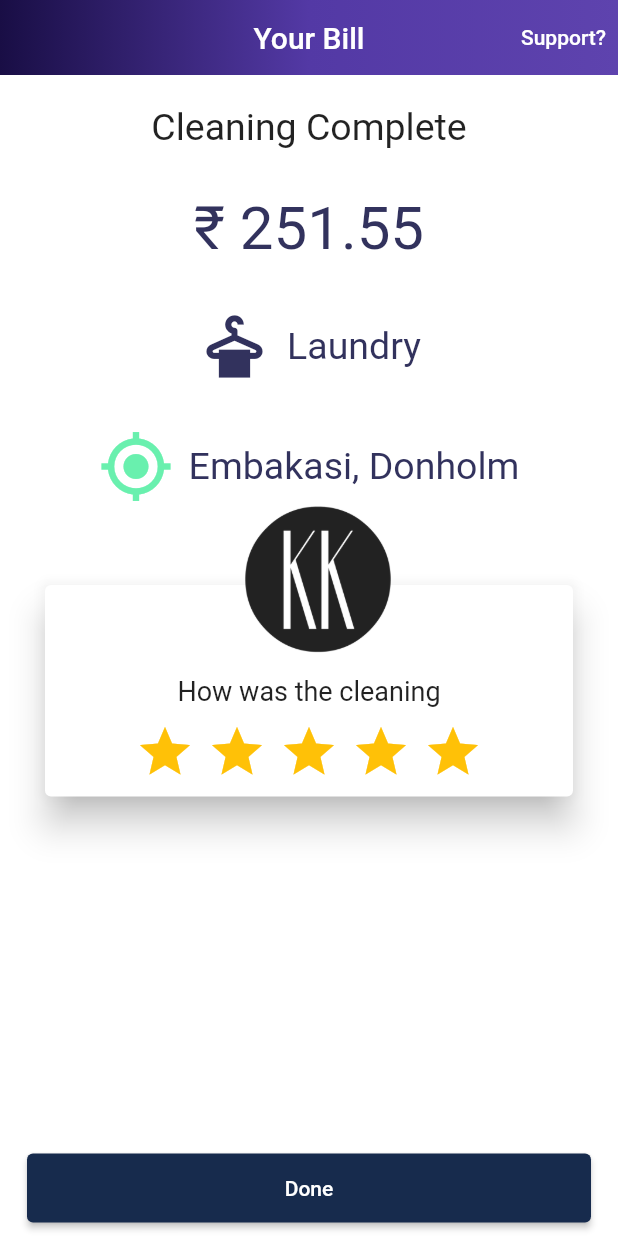
After one commit to Arthur-Ochieng/KKCleaners, a Flutter app: the ConfirmationPage screen opened directly, after a tap on "Schedule", on a phone screen of 412 x 824 dp. The commit adds this screen. Run offline on Flutter 3.47's test engine with Material 2 defaults, Android fonts, the phone set to English and light mode, and no system bars; drawn by our look-alikes of flutter_rating_bar; our stand-ins replace google_maps_flutter.

Commit message:
added checkout screen

```diff
--- /dev/null
+++ b/lib/screens/complete.dart
@@ -0,0 +1,201 @@
+import 'package:flutter/material.dart';
+import 'package:flutter_rating_bar/flutter_rating_bar.dart';
+
+class CompletePage extends StatefulWidget {
+  const CompletePage({Key? key}) : super(key: key);
+
+  @override
+  State<CompletePage> createState() => _CompletePageState();
+}
+
+class _CompletePageState extends State<CompletePage> {
+  @override
+  Widget build(BuildContext context) {
+    final Size _size = MediaQuery.of(context).size;
+    return Scaffold(
+      backgroundColor: Colors.white,
+      appBar: PreferredSize(
+        child: Container(
+          decoration: const BoxDecoration(
+            gradient: LinearGradient(colors: [
+              Color(0xff190E45),
+              Color(0xff5339A5),
+              Color(0xff5E43AE),
+            ]),
+          ),
+          child: AppBar(
+            elevation: 0,
+            backgroundColor: Colors.transparent,
+            automaticallyImplyLeading: false,
+            title: const Text("Your Bill"),
+            centerTitle: true,
+            actions: [
+              TextButton(
+                child: const Text(
+                  "Support?",
+                  style: TextStyle(color: Colors.white),
+                ),
+                onPressed: () {},
+              ),
+            ],
+          ),
+        ),
+        preferredSize: Size(_size.width, 50),
+      ),
+      body: Container(
+        height: _size.height,
+        width: _size.width,
+        padding: const EdgeInsets.symmetric(
+          horizontal: 18,
+        ),
+        child: Column(
+          children: [
+            Padding(
+              padding: const EdgeInsets.only(top: 20.0),
+              child: Row(
+                mainAxisAlignment: MainAxisAlignment.spaceEvenly,
+                children: const [
+                  //Image.asset("assets/images/KK.png"),
+                  Text(
+                    "Cleaning Complete",
+                    style: TextStyle(fontSize: 25),
+                  ),
+                ],
+              ),
+            ),
+            const SizedBox(
+              height: 30,
+            ),
+            const Text(
+              "\u20B9 251.55",
+              style: TextStyle(
+                fontSize: 40,
+                color: Color(0xff32325D),
+              ),
+            ),
+            const SizedBox(
+              height: 30,
+            ),
+            Row(
+              mainAxisAlignment: MainAxisAlignment.center,
+              children: const [
+                Icon(
+                  Icons.dry_cleaning,
+                  color: Color(0xff32325D),
+                  size: 50,
+                ),
+                SizedBox(
+                  width: 10,
+                ),
+                Text(
+                  "Laundry",
+                  style: TextStyle(
+                    fontSize: 25,
+                    color: Color(0xff32325D),
+                  ),
+                ),
+              ],
+            ),
+            const SizedBox(height: 30),
+            Row(
+              mainAxisAlignment: MainAxisAlignment.center,
+              children: const [
+                Icon(
+                  Icons.my_location,
+                  color: Colors.greenAccent,
+                  size: 50,
+                ),
+                SizedBox(
+                  width: 10,
+                ),
+                Text(
+                  "Embakasi, Donholm",
+                  style: TextStyle(
+                    fontSize: 25,
+                    color: Color(0xff32325D),
+                  ),
+                ),
+              ],
+            ),
+            Expanded(
+              child: Stack(
+                children: [
+                  Positioned(
+                    top: 50,
+                    left: 0,
+                    right: 0,
+                    child: Padding(
+                      padding: const EdgeInsets.symmetric(horizontal: 8.0),
+                      child: Card(
+                        elevation: 10,
+                        child: Column(
+                          children: [
+                            SizedBox(
+                              height: 60,
+                            ),
+                            Text(
+                              "How was the cleaning",
+                              style: TextStyle(fontSize: 18),
+                            ),
+                            SizedBox(
+                              height: 10,
+                            ),
+                            RatingBar.builder(
+                              initialRating: 5,
+                              minRating: 1,
+                              direction: Axis.horizontal,
+                              allowHalfRating: true,
+                              itemCount: 5,
+                              itemPadding: EdgeInsets.symmetric(horizontal: 4),
+                              itemBuilder: (context, _) => const Icon(
+                                Icons.star,
+                                color: Colors.amber,
+                              ),
+                              onRatingUpdate: (rating) {
+                                print(rating);
+                              },
+                            ),
+                            SizedBox(
+                              height: 10,
+                            ),
+                          ],
+                        ),
+                      ),
+                    ),
+                  ),
+                  Positioned(
+                    left: (_size.width * 0.5) - 62,
+                    child: ClipRRect(
+                      borderRadius: BorderRadius.circular(50),
+                      child: Image.asset(
+                        "assets/images/KK.png",
+                        width: 100,
+                        height: 100,
+                        fit: BoxFit.cover,
+                      ),
+                    ),
+                  ),
+                ],
+              ),
+            ),
+            Padding(
+              padding: const EdgeInsets.only(bottom: 8.0),
+              child: ElevatedButton(
+                onPressed: () {},
+                style: ElevatedButton.styleFrom(
+                  primary: Color(0xff172B4D),
+                ),
+                child: Padding(
+                  padding: const EdgeInsets.all(15),
+                  child: Center(
+                    child: Text("Done"),
+                  ),
+                ),
+              ),
+            ),
+          ],
+        ),
+      ),
+    );
+  }
+}
--- a/lib/screens/fragments/confirmation.dart
+++ b/lib/screens/fragments/confirmation.dart
@@ -1,5 +1,6 @@
 import 'dart:async';
 
+import 'package:cleaner/screens/complete.dart';
 import 'package:flutter/material.dart';
 import 'package:google_maps_flutter/google_maps_flutter.dart';
 
@@ -79,7 +80,7 @@ class _ConfirmationPageState extends State<ConfirmationPage> {
               right: 20,
               child: Card(
                 elevation: 8,
-                shape: RoundedRectangleBorder(
+                  shape: RoundedRectangleBorder(
                     borderRadius: BorderRadius.circular(0)),
                 child: Column(
                   mainAxisAlignment: MainAxisAlignment.center,
@@ -94,31 +95,31 @@ class _ConfirmationPageState extends State<ConfirmationPage> {
                             borderSide: BorderSide.none,
                           ),
                           prefixIcon: Icon(
-                            Icons.my_location,
+                            Icons.near_me,
                             color: Colors.black87,
                           ),
                           hintText: "Embakasi, Donholm",
                         ),
                       ),
                     ),
-                    const Divider(
-                      thickness: 0.5,
-                      color: Colors.black87,
-                    ),
-                    TextFormField(
-                      readOnly: true,
-                      decoration: const InputDecoration(
-                        contentPadding: EdgeInsets.only(left: 8),
-                        border: OutlineInputBorder(
-                          borderSide: BorderSide.none,
-                        ),
-                        prefixIcon: Icon(
-                          Icons.near_me,
-                          color: Colors.black87,
-                        ),
-                        hintText: "Nairobi, Kenya",
-                      ),
-                    ),
+                    // const Divider(
+                    //   thickness: 0.5,
+                    //   color: Colors.black87,
+                    // ),
+                    // TextFormField(
+                    //   readOnly: true,
+                    //   decoration: const InputDecoration(
+                    //     contentPadding: EdgeInsets.only(left: 8),
+                    //     border: OutlineInputBorder(
+                    //       borderSide: BorderSide.none,
+                    //     ),
+                    //     prefixIcon: Icon(
+                    //       Icons.near_me,
+                    //       color: Colors.black87,
+                    //     ),
+                    //     hintText: "Nairobi, Kenya",
+                    //   ),
+                    // ),
                   ],
                 ),
               ),
@@ -127,6 +128,7 @@ class _ConfirmationPageState extends State<ConfirmationPage> {
               left: 20,
               right: 20,
               bottom: 50,
+              height: 100,
               child: Card(
                 child: Row(
                   children: [
@@ -139,11 +141,11 @@ class _ConfirmationPageState extends State<ConfirmationPage> {
                               child: Row(
                                 children: const[
                                   Icon(
-                                    Icons.local_taxi,
+                                    Icons.dry_cleaning,
                                     color: Color(0xff3C2593),
                                   ),
                                   SizedBox(width: 8.0),
-                                  Text("Mini Ride")
+                                  Text("Laundry")
                                 ],
                               ),
                             ),
@@ -155,19 +157,19 @@ class _ConfirmationPageState extends State<ConfirmationPage> {
                           //   ),
                           //   title: Text("Mini Ride"),
                           // ),
-                          Padding(
+                          const Padding(
                             padding: EdgeInsets.only(
                               left: 16,
                               bottom: 10,
                             ),
-                            child: Text("4 people allowed"),
+                            // child: Text("4 people allowed"),
                           ),
-                          Padding(
+                          const Padding(
                             padding: EdgeInsets.only(
                               left: 16,
                               bottom: 10,
                             ),
-                            child: Text("Fare"),
+                            child: Text("Estimate"),
                           ),
                         ])),
                     Padding(
@@ -184,8 +186,8 @@ class _ConfirmationPageState extends State<ConfirmationPage> {
                           child: const Text("View Bill"),
                         ),
                         const Padding(
-                            padding: EdgeInsets.only(top: 16.0),
-                            child: Text("\u20B9 251.55")),
+                            padding: EdgeInsets.only(top: 20.0),
+                            child: Text("KSHS.251.55")),
                       ]),
                     )
                   ],
@@ -223,28 +225,33 @@ class _ConfirmationPageState extends State<ConfirmationPage> {
                         ),
                       ),
                       ElevatedButton(
-                        onPressed: () {},
-                        child: Container(
-                          height: 30,
-                          child: Row(
-                            children: const [
-                              Icon(Icons.arrow_forward),
-                              SizedBox(width: 5),
-                              Text("Ride Now"),
-                            ],
-                          ),
+                        onPressed: () {
+                          Navigator.push(
+                            context,
+                            MaterialPageRoute(
+                              builder: (_) => CompletePage()
+                            )
+                          );
+                        },
+                        child: Row(
+                          children: const [
+                            Icon(Icons.arrow_forward),
+                            SizedBox(width: 10),
+                            Text("Schedule"),
+                          ],
                         ),
                         style: ElevatedButton.styleFrom(
                           primary: const Color(0xff3C2593),
                           elevation: 0,
                           shape: RoundedRectangleBorder(
-                            borderRadius: BorderRadius.circular(100),
+                            borderRadius: BorderRadius.circular(15),
                           ),
                         ),
                       ),
                     ],
                   ),
-                )),
+                ),
+              ),
           ],
         ),
       ),
--- a/lib/screens/fragments/profile.dart
+++ b/lib/screens/fragments/profile.dart
@@ -163,7 +163,7 @@ class _ProfileState extends State<Profile> {
             child: ClipRRect(
               borderRadius: BorderRadius.circular(60),
               child: Image.asset(
-                "/images/KK.png",
+                "assets/images/KK.png",
                 height: 120,
                 width: 120,
                 fit: BoxFit.cover,
--- a/lib/screens/splash.dart
+++ b/lib/screens/splash.dart
@@ -21,7 +21,7 @@ class _SplashPageState extends State<SplashPage> {
   void initState(){
     Timer(const Duration(milliseconds: 2500),() {
       //push replacement used to delete the splash page from the stack
-      Navigator.pushReplacement(context, MaterialPageRoute(builder: (_) => LoginPage()));
+      Navigator.pushReplacement(context, MaterialPageRoute(builder: (_) => WelcomePage()));
     });
     super.initState();
   }
@@ -45,7 +45,7 @@ class _SplashPageState extends State<SplashPage> {
             ClipRRect(
               borderRadius: BorderRadius.circular(75),
               child: Image.asset(
-                "/images/KK.png",
+                "assets/images/KK.png",
                 height: 150,
                 width: 150,
               ),
--- a/pubspec.yaml
+++ b/pubspec.yaml
@@ -35,6 +35,7 @@ dependencies:
   # Use with the CupertinoIcons class for iOS style icons.
   cupertino_icons: ^1.0.2
   google_maps_flutter: ^2.1.2
+  flutter_rating_bar: ^4.0.0
 
 dev_dependencies:
   flutter_test:
```
Also changed, not shown: lib/models/history.dart (added, +13 -0 lines), lib/screens/fragments/booking.dart (+27 -27 lines), lib/screens/fragments/history.dart (+86 -3 lines), lib/screens/home_page.dart (+57 -4 lines), lib/screens/welcome_page.dart (+6 -7 lines), pubspec.lock.
